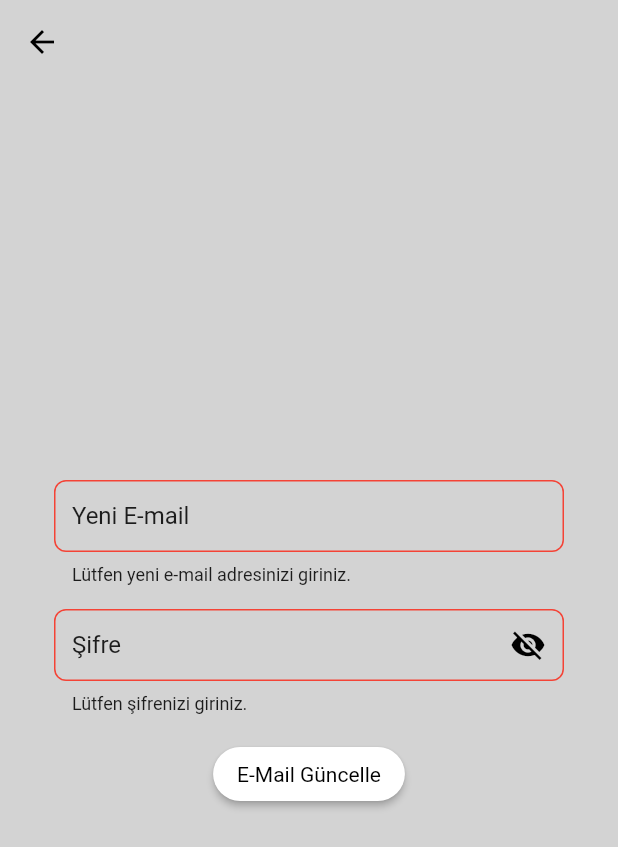
After one commit to ResulAkkiz/citylover, a Flutter app: the UpdateEmailPage screen opened directly, after a tap on "E-Mail Güncelle", on a phone screen of 412 x 824 dp. The commit adds this screen. Shown: the top 847 px of the screen. Run offline on Flutter 3.47's test engine with Material 2 defaults, Android fonts, the phone set to English and light mode, and no system bars; our stand-ins replace cloud_firestore, firebase_auth, firebase_core, firebase_storage, image_picker; missing offline and left inert: flutter_excel; accounts and stored records are empty; network calls fail.

Commit message:
user_update_email

```diff
--- a/lib/pages/landingpage/landing_page.dart
+++ b/lib/pages/landingpage/landing_page.dart
@@ -10,10 +10,12 @@ class LandingScreen extends StatelessWidget {
   @override
   Widget build(BuildContext context) {
     UserViewModel userViewModel = Provider.of<UserViewModel>(context);
-
+    debugPrint((userViewModel.user.toString()).toString());
     if (userViewModel.user == null) {
+      debugPrint('FirstPage');
       return const FirstPage();
     } else {
+      debugPrint('HomePage');
       return const HomePage();
     }
   }
--- /dev/null
+++ b/lib/pages/updateEmail/update_email_page.dart
@@ -0,0 +1,130 @@
+import 'package:citylover/app_contants/app_extensions.dart';
+import 'package:citylover/common_widgets/custom_model_sheet.dart';
+import 'package:citylover/pages/landingpage/landing_page.dart';
+import 'package:citylover/service/firebase_auth_service.dart';
+import 'package:citylover/viewmodel/user_view_model.dart';
+import 'package:flutter/material.dart';
+import 'package:provider/provider.dart';
+
+class UpdateEmailPage extends StatefulWidget {
+  const UpdateEmailPage({super.key});
+
+  @override
+  State<UpdateEmailPage> createState() => _UpdateEmailPageState();
+}
+
+class _UpdateEmailPageState extends State<UpdateEmailPage> {
+  GlobalKey<FormState> formKey = GlobalKey<FormState>();
+  TextEditingController emailController = TextEditingController();
+  TextEditingController passwordController = TextEditingController();
+  bool obscurePassword = true;
+  @override
+  Widget build(BuildContext context) {
+    final userViewModel = Provider.of<UserViewModel>(context);
+    return Scaffold(
+      appBar: AppBar(
+        backgroundColor: Colors.transparent,
+        elevation: 0,
+      ),
+      body: Form(
+        key: formKey,
+        child: Center(
+          child: SingleChildScrollView(
+            padding: const EdgeInsets.only(bottom: 20),
+            child: SafeArea(
+              child: Padding(
+                padding: const EdgeInsets.symmetric(horizontal: 36.0),
+                child: Column(
+                  mainAxisSize: MainAxisSize.min,
+                  children: [
+                    // ClipRRect(
+                    //     borderRadius: BorderRadius.circular(12.0),
+                    //     child:
+                    //         Image.asset('assets/images/im_city.png', scale: 5)),
+                    TextFormField(
+                      validator: (value) {
+                        if (value!.isEmpty) {
+                          return "Lütfen yeni e-mail adresinizi giriniz.";
+                        }
+                        return null;
+                      },
+                      keyboardType: TextInputType.emailAddress,
+                      controller: emailController,
+                      decoration: const InputDecoration(
+                          hintText: 'Yeni E-mail', labelText: 'Yeni E-mail'),
+                    ),
+                    TextFormField(
+                      controller: passwordController,
+                      obscureText: obscurePassword,
+                      validator: (value) {
+                        if (value!.isEmpty) {
+                          return "Lütfen şifrenizi giriniz.";
+                        }
+                        return null;
+                      },
+                      decoration: InputDecoration(
+                        hintText: 'Şifre',
+                        labelText: 'Şifre',
+                        suffixIcon: GestureDetector(
+                          onTap: () {
+                            if (mounted) {
+                              setState(() {
+                                obscurePassword = !obscurePassword;
+                              });
+                            }
+                          },
+                          child: Icon(
+                              !obscurePassword
+                                  ? Icons.visibility
+                                  : Icons.visibility_off,
+                              color: Colors.black),
+                        ),
+                      ),
+                    ),
+                    ElevatedButton(
+                      onPressed: () async {
+                        formKey.currentState!.save();
+                        if (formKey.currentState!.validate()) {
+                          bool isSuccesful = await userViewModel.updateEmail(
+                              emailController.text, passwordController.text);
+                          if (isSuccesful) {
+                            await userViewModel.updateUser(
+                                userViewModel.user!.userID,
+                                {'userEmail': emailController.text});
+                            await userViewModel.signOut();
+                            if (mounted) {
+                              Navigator.of(context).pushAndRemoveUntil(
+                                  MaterialPageRoute(
+                                      builder: (context) =>
+                                          const LandingScreen()),
+                                  (Route<dynamic> route) => false);
+                              buildShowModelBottomSheet(
+                                  context,
+                                  'E-mail güncelleme işlemi başarıyla gerçekleşmiştir.',
+                                  Icons.mail);
+                            }
+                          } else {
+                            if (mounted) {
+                              buildShowModelBottomSheet(
+                                  context, errorMessage, Icons.dangerous);
+                            }
+                          }
+                        }
+                      },
+                      style: ElevatedButton.styleFrom(
+                          backgroundColor: Colors.white,
+                          shape: const StadiumBorder()),
+                      child: const Text('E-Mail Güncelle'),
+                    )
+                  ],
+                ).separated(const SizedBox(
+                  height: 16,
+                )),
+              ),
+            ),
+          ),
+        ),
+      ),
+    );
+  }
+}
--- a/lib/viewmodel/user_view_model.dart
+++ b/lib/viewmodel/user_view_model.dart
@@ -117,6 +117,10 @@ class UserViewModel extends ChangeNotifier {
   }
 
   Future<bool> resetPassword(String email) async {
-    return firebaseAuthService.resetPassword(email);
+    return await firebaseAuthService.resetPassword(email);
+  }
+
+  Future<bool> updateEmail(String newEmail, String password) async {
+    return await firebaseAuthService.updateEmail(newEmail, password);
   }
 }
```
Also changed, not shown: lib/pages/addsharing/add_sharing_page.dart (+6 -2 lines), lib/pages/authentication/login_page.dart (+6 -7 lines), lib/pages/homepage/home_page.dart (+14 -4 lines), lib/pages/homepage/widgets/drawer_widget.dart (+13 -5 lines), lib/pages/profilepage/other_profile_page.dart (added, +107 -0 lines), lib/pages/profilepage/profile_page.dart (+35 -1 lines), lib/service/firebase_auth_service.dart (+16 -0 lines).
